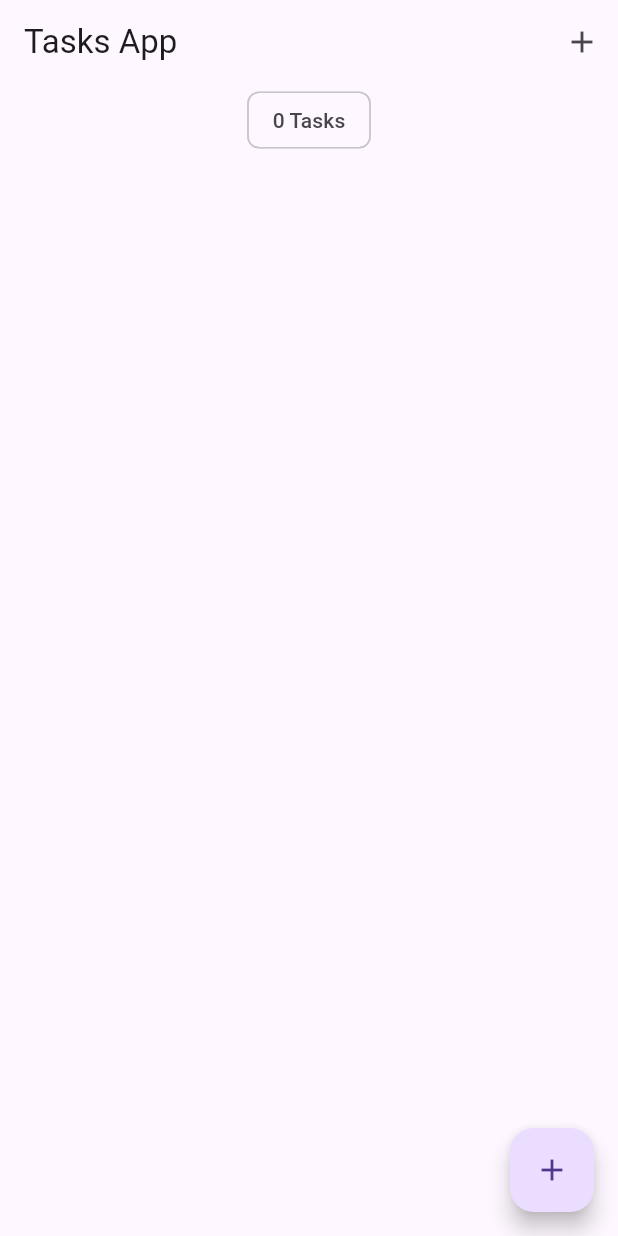
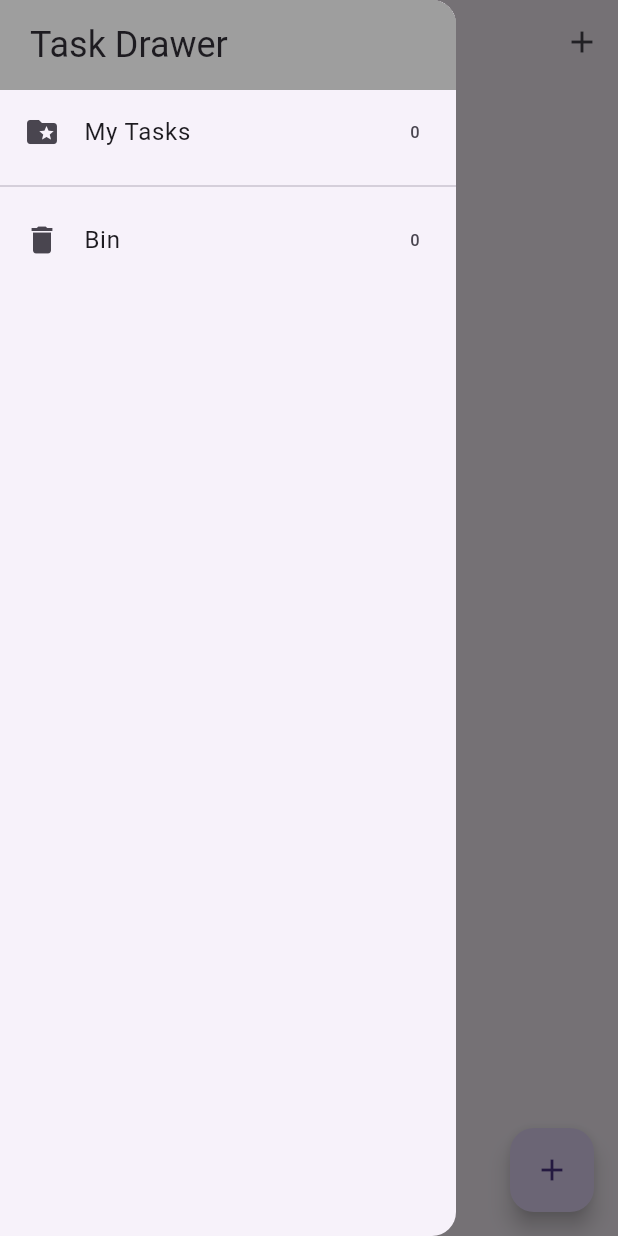
Before and after one commit to FaberDS/flutter-todo-bloc, a Flutter app: the screen it shows after launch, with the side drawer open (before the commit the screen has no drawer), on a phone screen of 412 x 824 dp. Run offline on Flutter 3.47's test engine with Material 3 defaults, Android fonts, the phone set to English and light mode, and no system bars; our stand-ins replace equatable, flutter_bloc, hydrated_bloc.

Commit message:
feat: Add drawer with dummy data

```diff
--- /dev/null
+++ b/lib/screens/my_drawer.dart
@@ -0,0 +1,30 @@
+import 'package:flutter/material.dart';
+
+class MyDrawer extends StatelessWidget {
+  const MyDrawer({Key? key}) : super(key: key);
+
+  @override
+  Widget build(BuildContext context) {
+    return SafeArea(
+        child: Drawer(
+            child: Column(
+      children: [
+        Container(
+            width: double.infinity,
+            padding: const EdgeInsets.symmetric(vertical: 14, horizontal: 20),
+            color: Colors.grey,
+            child: Text("Task Drawer",
+                style: Theme.of(context).textTheme.headlineSmall)),
+        const ListTile(
+            leading: Icon(Icons.folder_special),
+            title: Text("My Tasks"),
+            trailing: Text("0")),
+        const Divider(),
+        const ListTile(
+            leading: Icon(Icons.delete),
+            title: Text("Bin"),
+            trailing: Text("0")),
+      ],
+    )));
+  }
+}
--- a/lib/screens/tasks_screen.dart
+++ b/lib/screens/tasks_screen.dart
@@ -1,5 +1,6 @@
 import 'package:flutter/material.dart';
 import 'package:flutter_tasks_app/blocs/bloc_exports.dart';
+import 'package:flutter_tasks_app/screens/my_drawer.dart';
 import 'package:flutter_tasks_app/widgets/tasks_list.dart';
 
 import '../models/task.dart';
@@ -39,6 +40,7 @@ class _TasksScreenState extends State<TasksScreen> {
               )
             ],
           ),
+          drawer: MyDrawer(),
           body: Column(
             crossAxisAlignment: CrossAxisAlignment.center,
             children: [
```
